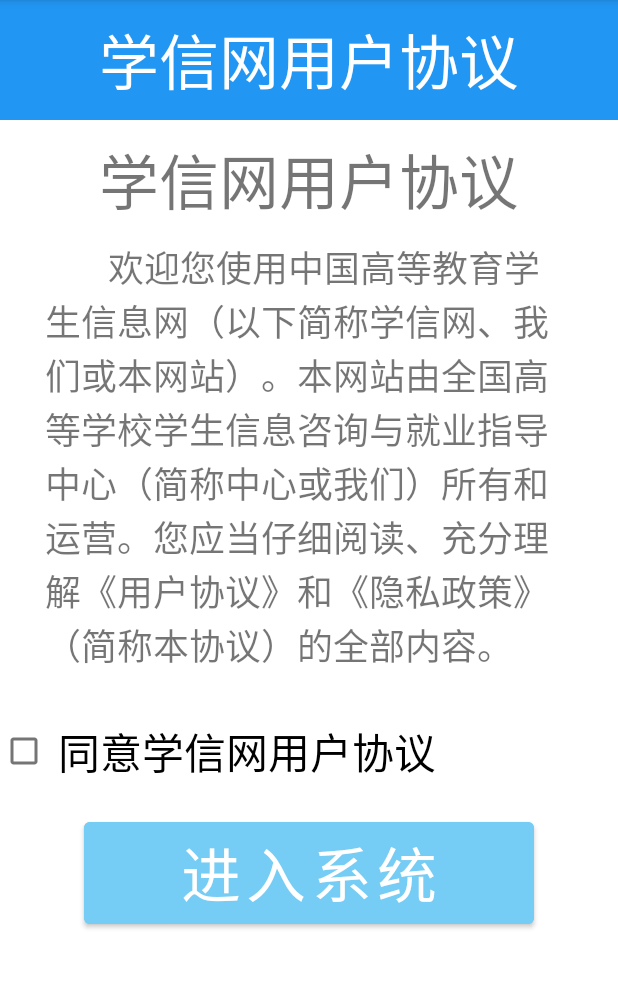
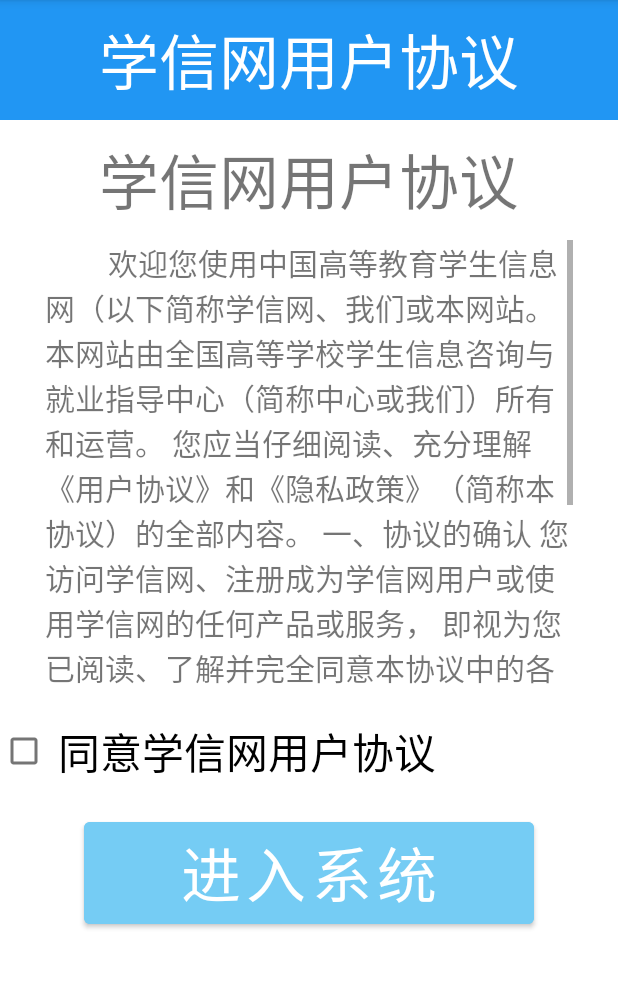
Before and after one commit to stream1080/android-experiment, an Android app: the screen it shows after launch (MainActivity before the commit, ProtocolActivity after it), after a tap on "用户协议", on a phone screen of 412 x 824 dp, the part 84-1072 px from its top. Run offline under Robolectric (Android 15) with nearby library versions, the phone set to English and light mode, and no system bars.

Commit message:
实验8完成

```diff
--- a/Experiment8/app/src/main/AndroidManifest.xml
+++ b/Experiment8/app/src/main/AndroidManifest.xml
@@ -16,7 +16,7 @@
                 <category android:name="android.intent.category.LAUNCHER" />
             </intent-filter>
         </activity>
-        <activity android:name=".MainActivity">
+        <activity android:name=".ProtocolActivity">
 
         </activity>
     </application>
--- a/Experiment8/app/src/main/java/com/example/experiment8/MainActivity.java
+++ b/Experiment8/app/src/main/java/com/example/experiment8/ProtocolActivity.java
@@ -3,95 +3,70 @@ package com.example.experiment8;
 import androidx.appcompat.app.AppCompatActivity;
 import androidx.localbroadcastmanager.content.LocalBroadcastManager;
 
-import android.content.BroadcastReceiver;
-import android.content.Context;
 import android.content.Intent;
-import android.content.IntentFilter;
 import android.content.SharedPreferences;
 import android.os.Bundle;
-import android.util.Log;
+import android.text.method.ScrollingMovementMethod;
 import android.view.View;
 import android.widget.Button;
 import android.widget.CheckBox;
 import android.widget.CompoundButton;
-import android.widget.RadioGroup;
 import android.widget.TextView;
 
-public class MainActivity extends AppCompatActivity implements View.OnClickListener {
-    private String status;
-    private static TextView tv_receiver;
+public class ProtocolActivity extends AppCompatActivity implements View.OnClickListener {
+    private boolean status;
     private CheckBox ck_consent;
+    private TextView tv_deal;
     private Button btn_enter;
     private SharedPreferences sharedPreferences;
     LocalBroadcastManager localBroadcastManager;
-    private MyDynamicReceiver myDynamicReceiver;
+
 
     @Override
     protected void onCreate(Bundle savedInstanceState) {
         super.onCreate(savedInstanceState);
-        setContentView(R.layout.activity_main);
-
-        //读取文件
-//        status = sharedPreferences.getString("consent","");
+        setContentView(R.layout.activity_protocol);
 
         ck_consent = findViewById(R.id.ck_consent);
         btn_enter = findViewById(R.id.btn_enter);
+        tv_deal = findViewById(R.id.tv_deal);
 
         ck_consent.setOnCheckedChangeListener(listener);
         btn_enter.setOnClickListener(this);
+        tv_deal.setMovementMethod(ScrollingMovementMethod.getInstance());
 
+        //读取文件
         sharedPreferences = getSharedPreferences("consent", MODE_PRIVATE);//文件名cloud，直接覆盖
+        status = sharedPreferences.getBoolean("consent",false);
+        if(status){
+            ck_consent.setChecked(true);
+        }
 
-//        //动态广播
-        localBroadcastManager = LocalBroadcastManager.getInstance(MainActivity.this);
-//
-//        //动态注册
-//        myDynamicReceiver = new MyDynamicReceiver();
-//        IntentFilter intentFilter = new IntentFilter();
-//        intentFilter.addAction("new dynamic");
-//        localBroadcastManager.registerReceiver(myDynamicReceiver,intentFilter);
-//
-
+        //动态广播
+        localBroadcastManager = LocalBroadcastManager.getInstance(ProtocolActivity.this);
 
     }
 
     private CompoundButton.OnCheckedChangeListener listener = new CompoundButton.OnCheckedChangeListener() {
         @Override
         public void onCheckedChanged(CompoundButton buttonView, boolean isChecked) {
-            if(isChecked){
-                status = "True";
-            }else {
-                status = "False";
-            }
+            status = isChecked;
         }
     };
 
     @Override
     public void onClick(View v) {
         //发送广播
-        Intent intent = new Intent("new Dynamic Broad");
+        Intent intent = new Intent("Dynamic Broad");
         intent.putExtra("consent",status);
         localBroadcastManager.sendBroadcast(intent);
 
-        Log.i("TAG", "onClick: "+ status);
-
         //保存状态,写入文件
         SharedPreferences.Editor editor = sharedPreferences.edit();
-        editor.putString("consent",status);
+        editor.putBoolean("consent",status);
         editor.apply();//写入数据
 
-        finish();
-    }
-
-
-
-    private static class MyDynamicReceiver extends BroadcastReceiver {
-
-        @Override
-        public void onReceive(Context context, Intent intent) {
-            intent.getStringExtra("consent");
-            tv_receiver.setText(intent.getStringExtra("consent"));
-        }
+        finish();//关闭页面
     }
 
 }
--- a/Experiment8/app/src/main/java/com/example/experiment8/ReceiverActivity.java
+++ b/Experiment8/app/src/main/java/com/example/experiment8/ReceiverActivity.java
@@ -29,16 +29,16 @@ public class ReceiverActivity extends AppCompatActivity {
 
         localBroadcastManager = LocalBroadcastManager.getInstance(ReceiverActivity.this);
 
+        //注册本地广播
         myDynamicReceiver = new MyDynamicReceiver();
         IntentFilter intentFilter = new IntentFilter();
-        intentFilter.addAction("new Dynamic Broad");
-
+        intentFilter.addAction("Dynamic Broad");
         localBroadcastManager.registerReceiver(myDynamicReceiver,intentFilter);
 
         btn_deal.setOnClickListener(new View.OnClickListener() {
             @Override
             public void onClick(View v) {
-                Intent intent = new Intent(ReceiverActivity.this,MainActivity.class);
+                Intent intent = new Intent(ReceiverActivity.this, ProtocolActivity.class);
                 startActivity(intent);
             }
         });
@@ -49,7 +49,20 @@ public class ReceiverActivity extends AppCompatActivity {
 
         @Override
         public void onReceive(Context context, Intent intent) {
-            tv_receiver.setText(intent.getStringExtra("consent"));
+            if(intent.getBooleanExtra("consent",false)){
+                tv_receiver.setText("已同意用户协议");
+            }else{
+                tv_receiver.setText("未同意用户协议");
+            }
         }
     }
+
+    /**
+     * 销毁广播
+     */
+    @Override
+    protected void onDestroy() {
+        super.onDestroy();
+        unregisterReceiver(myDynamicReceiver);
+    }
 }
--- a/Experiment8/app/src/main/res/layout/activity_main.xml
+++ b/Experiment8/app/src/main/res/layout/activity_protocol.xml
@@ -5,7 +5,7 @@
     android:layout_width="match_parent"
     android:layout_height="match_parent"
     android:orientation="vertical"
-    tools:context=".MainActivity">
+    tools:context=".ProtocolActivity">
 
     <TextView
         android:layout_width="match_parent"
@@ -24,11 +24,13 @@
         android:textSize="40sp"/>
 
     <TextView
+        android:id="@+id/tv_deal"
         android:layout_width="match_parent"
         android:layout_height="300dp"
         android:paddingHorizontal="30dp"
-        android:text="       欢迎您使用中国高等教育学生信息网（以下简称学信网、我们或本网站）。本网站由全国高等学校学生信息咨询与就业指导中心（简称中心或我们）所有和运营。您应当仔细阅读、充分理解《用户协议》和《隐私政策》（简称本协议）的全部内容。"
-        android:textSize="24sp"/>
+        android:scrollbars="vertical"
+        android:text="@string/deal"
+        android:textSize="20sp"/>
 
     <CheckBox
         android:id="@+id/ck_consent"
--- a/Experiment8/app/src/main/res/layout/activity_receiver.xml
+++ b/Experiment8/app/src/main/res/layout/activity_receiver.xml
@@ -9,14 +9,17 @@
 
     <TextView
         android:id="@+id/tv_receiver"
+        android:gravity="center"
         android:layout_width="match_parent"
         android:layout_height="wrap_content"
         android:textSize="30sp"/>
 
     <Button
         android:id="@+id/btn_deal"
+        android:layout_marginTop="30dp"
         android:layout_width="wrap_content"
         android:layout_height="wrap_content"
+        android:backgroundTint="#00BCD4"
         android:textSize="30sp"
         android:text="用户协议"/>
 
--- a/Experiment8/app/src/main/res/values/strings.xml
+++ b/Experiment8/app/src/main/res/values/strings.xml
@@ -1,3 +1,17 @@
 <resources>
     <string name="app_name">Experiment8</string>
+
+    <string name="deal">
+        &#160;&#160;&#160;&#160;&#160;&#160;&#160;&#160;
+        欢迎您使用中国高等教育学生信息网（以下简称学信网、我们或本网站。
+        本网站由全国高等学校学生信息咨询与就业指导中心（简称中心或我们）所有和运营。
+        您应当仔细阅读、充分理解《用户协议》和《隐私政策》（简称本协议）的全部内容。
+        一、协议的确认
+        您访问学信网、注册成为学信网用户或使用学信网的任何产品或服务，
+        即视为您已阅读、了解并完全同意本协议中的各项内容，
+        包括本网站对条款内容所作的任何修改。
+        同时也代表您同意我们的《隐私政策》，
+        其内容涵盖了我们如何收集、使用、披露、存储和保护您的个人信息。
+        若您不同意本协议，请不要注册、访问或以其他方式使用学信网提供的任何产品或服务。
+    </string>
 </resources>
```
